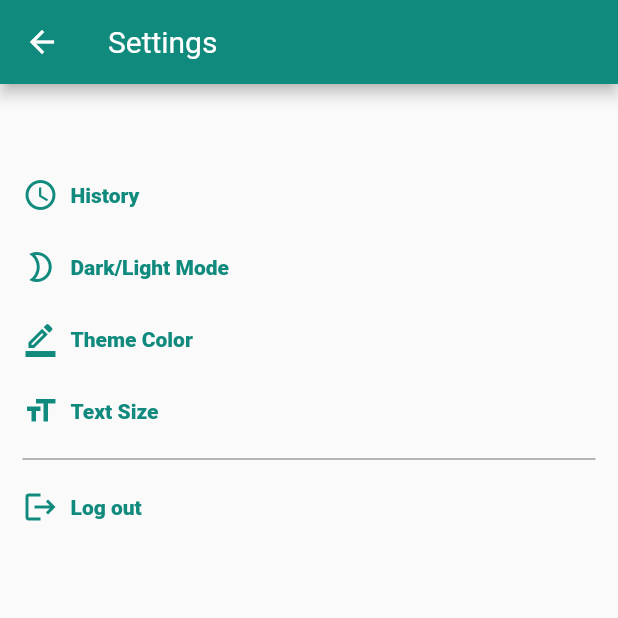
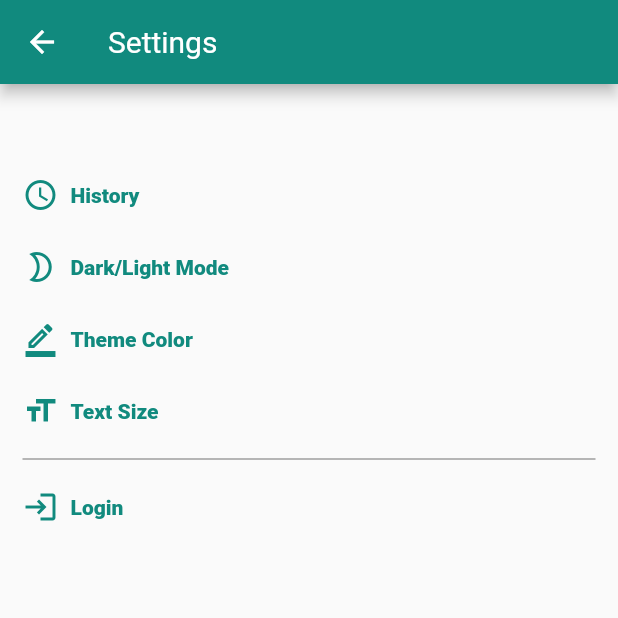
Before and after one commit to utmgdsc/SIGNify, a Flutter app: the MySettingsPage screen opened directly, on a phone screen of 412 x 824 dp, the top half of it. Run offline on Flutter 3.47's test engine with Material 2 defaults, Android fonts, the phone set to English and light mode, and no system bars; our stand-ins replace camera, email_validator, shared_preferences; accounts and stored records are empty; project files that could hold a hidden picture were left out.

```diff
--- a/frontend/lib/settings.dart
+++ b/frontend/lib/settings.dart
@@ -1,9 +1,11 @@
 import 'package:flutter/material.dart';
 import 'package:frontend/theme_model.dart';
+import 'package:frontend/user_info.dart';
 import 'package:provider/provider.dart';
 import 'package:frontend/history.dart';
 
-import 'customTheme.dart';
+import 'custom_theme.dart';
+import 'login_page.dart';
 
 class MySettingsPage extends StatefulWidget {
   const MySettingsPage({Key? key}) : super(key: key);
@@ -17,6 +19,7 @@ class _MySettingsPageState extends State<MySettingsPage> {
   Widget build(BuildContext context) {
     // Create themeNotifier variable to access theme_model method
     final themeNotifier = Provider.of<ThemeNotifier>(context);
+    final userInfo = Provider.of<UserInfo>(context);
     themeNotifier.getTheme;
 
     return Scaffold(
@@ -60,10 +63,27 @@ class _MySettingsPageState extends State<MySettingsPage> {
                   padding: const EdgeInsets.only(left: 15),
                   alignment: Alignment.centerLeft),
               onPressed: () {
+                if (userInfo.getUserId.isNotEmpty) {
                   Navigator.push(
                     context,
                     MaterialPageRoute(builder: (context) => HistoryPage()),
                   );
+                } else {
+                  showDialog(
+                      context: context,
+                      builder: (context) {
+                        return const AlertDialog(
+                          content: Text(
+                            'Login to view history page',
+                            style: TextStyle(fontSize: 20),
+                            textAlign: TextAlign.center,
+                          ),
+                          shape: RoundedRectangleBorder(
+                              borderRadius:
+                                  BorderRadius.all(Radius.circular(4.0))),
+                        );
+                      });
+                }
               },
             ),
             // Dark/Light theme button
@@ -121,21 +141,7 @@ class _MySettingsPageState extends State<MySettingsPage> {
               indent: 15,
               endIndent: 15,
             ),
-            // Log out button
-            TextButton.icon(
-              icon: const Icon(
-                Icons.logout,
-                size: 24.0,
-              ),
-              label: const Text(
-                "Log out",
-                style: TextStyle(fontWeight: FontWeight.w900),
-              ),
-              style: TextButton.styleFrom(
-                  padding: const EdgeInsets.only(left: 15),
-                  alignment: Alignment.centerLeft),
-              onPressed: () {},
-            ),
+            loginLogout(userInfo)
           ],
         ),
       ),
@@ -190,4 +196,43 @@ class _MySettingsPageState extends State<MySettingsPage> {
       child: null,
     );
   }
+
+  Widget loginLogout(UserInfo userInfo) {
+    if (userInfo.getUserId.isEmpty) {
+      return TextButton.icon(
+        icon: const Icon(
+          Icons.login,
+          size: 24.0,
+        ),
+        label: const Text(
+          "Login",
+          style: TextStyle(fontWeight: FontWeight.w900),
+        ),
+        style: TextButton.styleFrom(
+            padding: const EdgeInsets.only(left: 15),
+            alignment: Alignment.centerLeft),
+        onPressed: () {
+          Navigator.push(
+            context,
+            MaterialPageRoute(builder: (context) => LoginPage()),
+          );
+        },
+      );
+    } else {
+      return TextButton.icon(
+        icon: const Icon(
+          Icons.logout,
+          size: 24.0,
+        ),
+        label: const Text(
+          "Log out",
+          style: TextStyle(fontWeight: FontWeight.w900),
+        ),
+        style: TextButton.styleFrom(
+            padding: const EdgeInsets.only(left: 15),
+            alignment: Alignment.centerLeft),
+        onPressed: () {},
+      );
     }
+  }
+}
--- /dev/null
+++ b/frontend/lib/user_info.dart
@@ -0,0 +1,13 @@
+import 'package:shared_preferences/shared_preferences.dart';
+
+class UserInfo {
+  String _userId;
+  UserInfo(this._userId);
+  String get getUserId => _userId;
+
+  void setUserId(String id) async {
+    SharedPreferences sharedPreferences = await SharedPreferences.getInstance();
+    sharedPreferences.setString("userId", id);
+    _userId = id;
+  }
+}
```
Also changed, not shown: frontend/lib/login_page.dart (+9 -5 lines), frontend/lib/main.dart (+24 -21 lines), frontend/lib/theme_model.dart (+4 -4 lines), frontend/lib/custom_theme.dart (renamed from frontend/lib/customTheme.dart), 3 other files. Lines whose indentation alone changed are shown as unchanged.
